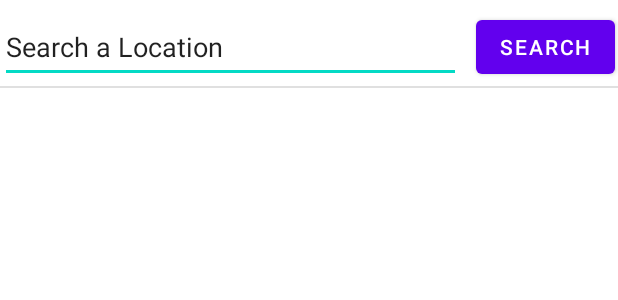
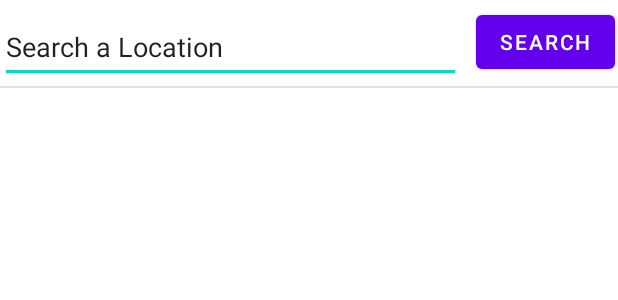
Before and after one commit to kryan717/hometohome, an Android app: the layout activity_listings.xml on its own in the app's theme, with its tools: preview values and no code run, on a phone screen of 412 x 824 dp. Shown: the top 300 px of the screen. Run offline under Robolectric (Android 15) with nearby library versions, the phone set to English and light mode, and no system bars.

Commit message:
initial commit

```diff
--- a/app/src/main/res/layout/activity_listings.xml
+++ b/app/src/main/res/layout/activity_listings.xml
@@ -4,7 +4,8 @@
     xmlns:tools="http://schemas.android.com/tools"
     android:layout_width="match_parent"
     android:layout_height="match_parent"
-    tools:context=".MainActivity">
+    tools:context=".listings"
+    tools:ignore="MissingClass">
 
     <EditText
         android:id="@+id/searchName"
@@ -14,11 +15,12 @@
         android:layout_marginEnd="8dp"
         android:layout_marginRight="8dp"
         android:ems="10"
-        android:inputType="textPersonName"
-        android:text="Search a Location"
+        android:inputType="textNoSuggestions"
+        android:text="@string/search_a_location"
         app:layout_constraintEnd_toStartOf="@+id/searchButton"
         app:layout_constraintStart_toStartOf="parent"
-        app:layout_constraintTop_toTopOf="parent" />
+        app:layout_constraintTop_toTopOf="parent"
+        android:autofillHints="" />
 
     <Button
         android:id="@+id/searchButton"
@@ -26,10 +28,10 @@
         android:layout_height="wrap_content"
         android:layout_marginStart="2dp"
         android:layout_marginLeft="2dp"
-        android:layout_marginTop="7dp"
+        android:layout_marginTop="4dp"
         android:layout_marginEnd="2dp"
         android:layout_marginRight="2dp"
-        android:text="Search"
+        android:text="@string/search"
         app:layout_constraintEnd_toEndOf="parent"
         app:layout_constraintHorizontal_bias="1.0"
         app:layout_constraintStart_toEndOf="@+id/searchName"
--- a/app/src/main/res/values/strings.xml
+++ b/app/src/main/res/values/strings.xml
@@ -20,4 +20,6 @@
     <string name="email">Email</string>
     <string name="password">Password</string>
     <string name="create_account">Create Account</string>
+    <string name="search_a_location">Search a Location</string>
+    <string name="search">Search</string>
 </resources>
```
Also changed, not shown: app/src/main/AndroidManifest.xml (+14 -5 lines), app/src/main/java/com/example/home_to_home/listings.java (+66 -30 lines).
